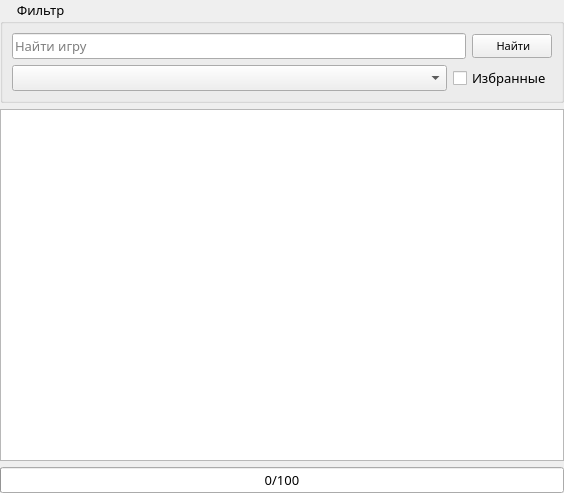
First picture: the form in AraSteamManager/forms/subForms/main/formgames.ui, repository Arankir/AraSteamManager, before the edit.
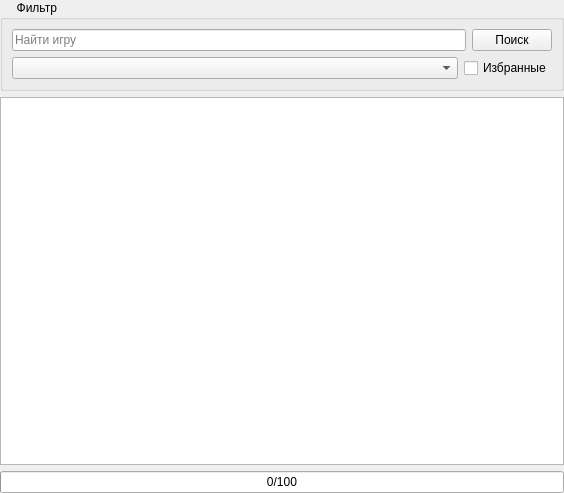
Second picture: the form after the edit. Custom widgets are drawn as their Qt base class.

The edit to the form file:
```diff
--- a/AraSteamManager/forms/subForms/main/formgames.ui
+++ b/AraSteamManager/forms/subForms/main/formgames.ui
@@ -10,12 +10,6 @@
     <height>493</height>
    </rect>
   </property>
-  <property name="font">
-   <font>
-    <family>Ebrima</family>
-    <pointsize>10</pointsize>
-   </font>
-  </property>
   <property name="windowTitle">
    <string>SteamAchievementsStatistic</string>
   </property>
@@ -67,14 +61,8 @@
             <verstretch>0</verstretch>
            </sizepolicy>
           </property>
-          <property name="font">
-           <font>
-            <family>Ebrima</family>
-            <pointsize>8</pointsize>
-           </font>
-          </property>
           <property name="text">
-           <string> Найти</string>
+           <string>Поиск</string>
           </property>
          </widget>
         </item>
```
